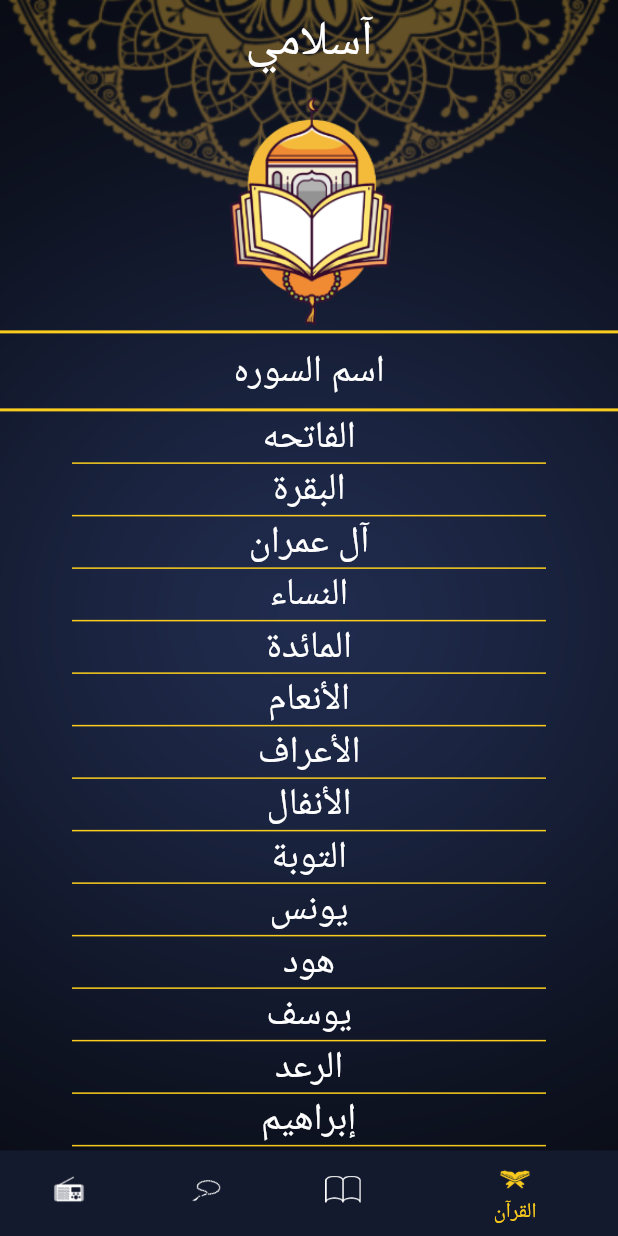
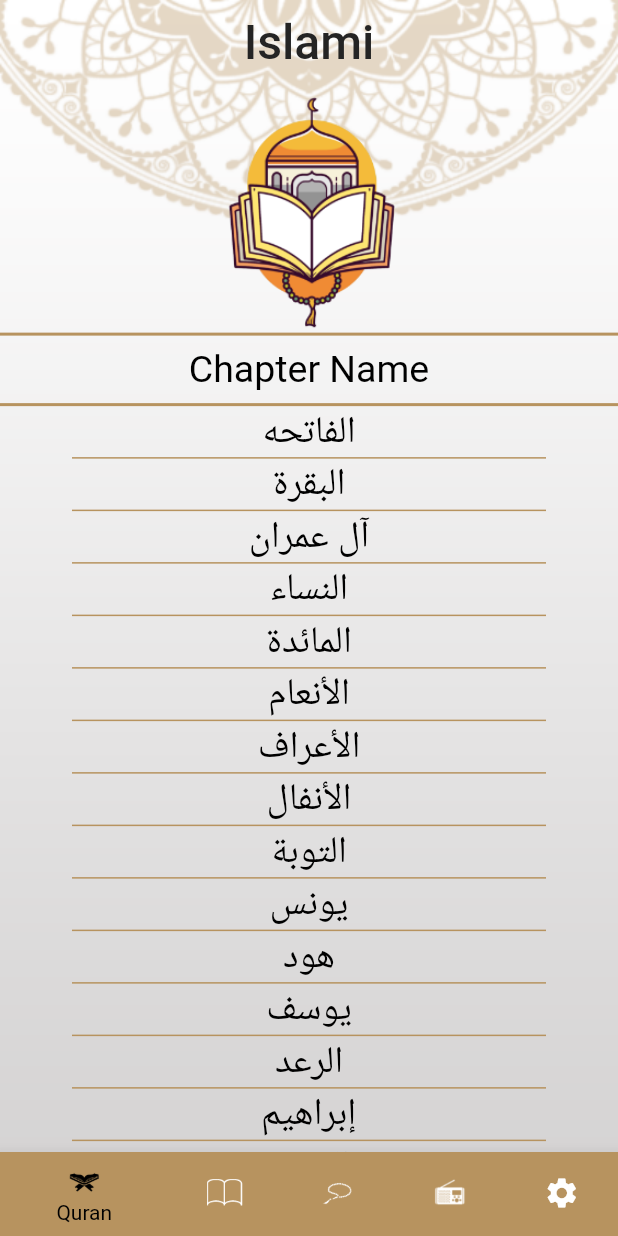
Before and after one commit to mohamednabiltraining/islami-c8-sat, a Flutter app: the screen it shows after launch, on a phone screen of 412 x 824 dp. Run offline on Flutter 3.47's test engine with Material 2 defaults, Android fonts, the phone set to English and light mode, and no system bars; generated files the repository leaves out were written again.

Commit message:
+ settings + provider for settings

```diff
--- a/lib/main.dart
+++ b/lib/main.dart
@@ -1,24 +1,32 @@
 import 'package:flutter/material.dart';
 import 'package:flutter_gen/gen_l10n/app_localizations.dart';
 import 'package:flutter_localizations/flutter_localizations.dart';
+import 'package:islami_c8_sat/providers/settings_provider.dart';
 import 'package:islami_c8_sat/ui/chapter_details/chapter_details_screen.dart';
 import 'package:islami_c8_sat/ui/hadeth_details/hadeth_details_screen.dart';
 import 'package:islami_c8_sat/ui/home/home.dart';
 import 'package:islami_c8_sat/ui/my_theme.dart';
 import 'package:islami_c8_sat/ui/splash/splash.dart';
+import 'package:provider/provider.dart';
 
 void main() {
-  runApp(MyApplication());
+  runApp(ChangeNotifierProvider(
+      create: (buildContext) {
+        return SettingsProvider();
+      },
+      child: MyApplication()));
 }
 
 class MyApplication extends StatelessWidget {
   @override
   Widget build(BuildContext context) {
+    var provider = Provider.of<SettingsProvider>(context);
+    // to get provider object
     return MaterialApp(
       debugShowCheckedModeBanner: false,
       theme: MyTheme.lightTheme,
       darkTheme: MyTheme.darkTheme,
-      themeMode: ThemeMode.dark,
+      themeMode: provider.theme,
       initialRoute: SplashScreen.routeName,
       routes: {
         SplashScreen.routeName: (buildContext) => SplashScreen(),
@@ -41,7 +49,7 @@ class MyApplication extends StatelessWidget {
           'ar',
         ),
       ],
-      locale: Locale('ar'),
+      locale: Locale(provider.lang),
     );
   }
 }
--- /dev/null
+++ b/lib/providers/settings_provider.dart
@@ -0,0 +1,26 @@
+import 'package:flutter/material.dart';
+
+class SettingsProvider extends ChangeNotifier {
+  String lang = 'en';
+  ThemeMode theme = ThemeMode.light;
+
+  void changeTheme(ThemeMode newTheme) {
+    theme = newTheme;
+    notifyListeners();
+  }
+
+  void changeLanguage(String newLang) {
+    lang = newLang;
+    notifyListeners();
+  }
+
+  bool isDarkEnabled() {
+    return theme == ThemeMode.dark;
+  }
+
+  String getMainBackGround() {
+    return isDarkEnabled()
+        ? 'assets/images/dark_background_image.png'
+        : 'assets/images/main_background.png';
+  }
+}
--- a/lib/ui/home/home.dart
+++ b/lib/ui/home/home.dart
@@ -1,10 +1,12 @@
 import 'package:flutter/material.dart';
 import 'package:flutter_gen/gen_l10n/app_localizations.dart';
+import 'package:islami_c8_sat/providers/settings_provider.dart';
 import 'package:islami_c8_sat/ui/home/hadeth/hadeth_tab.dart';
 import 'package:islami_c8_sat/ui/home/quran/quran_tab.dart';
 import 'package:islami_c8_sat/ui/home/radio/radio_tab.dart';
+import 'package:islami_c8_sat/ui/home/settings/settings_tab.dart';
 import 'package:islami_c8_sat/ui/home/tasbeh/tasbeh_tab.dart';
-import 'package:islami_c8_sat/ui/my_theme.dart';
+import 'package:provider/provider.dart';
 
 class HomeScreen extends StatefulWidget {
   static const String routeName = 'home';
@@ -18,13 +20,12 @@ class _HomeScreenState extends State<HomeScreen> {
 
   @override
   Widget build(BuildContext context) {
+    var provider = Provider.of<SettingsProvider>(context);
     return Container(
       decoration: BoxDecoration(
           image: DecorationImage(
               image: AssetImage(
-                MyTheme.isDarkEnabled
-                    ? 'assets/images/dark_background_image.png'
-                    : 'assets/images/main_background.png',
+                provider.getMainBackGround(),
               ),
               fit: BoxFit.fill)),
       child: Scaffold(
@@ -53,6 +54,10 @@ class _HomeScreenState extends State<HomeScreen> {
                 backgroundColor: Theme.of(context).primaryColor,
                 icon: const ImageIcon(AssetImage('assets/images/ic_radio.png')),
                 label: AppLocalizations.of(context)!.radio),
+            BottomNavigationBarItem(
+                backgroundColor: Theme.of(context).primaryColor,
+                icon: Icon(Icons.settings),
+                label: AppLocalizations.of(context)!.settings),
           ],
         ),
         appBar: AppBar(
@@ -63,5 +68,11 @@ class _HomeScreenState extends State<HomeScreen> {
     );
   }
 
-  List<Widget> tabs = [QuranTab(), HadethTab(), TasbehTab(), RadioTab()];
+  List<Widget> tabs = [
+    QuranTab(),
+    HadethTab(),
+    TasbehTab(),
+    RadioTab(),
+    SettingsTab()
+  ];
 }
--- a/lib/ui/my_theme.dart
+++ b/lib/ui/my_theme.dart
@@ -5,6 +5,12 @@ class MyTheme {
   static const Color lightPrimaryColor = Color(0xFFB7935F);
   static const Color darkPrimaryColor = Color(0xFF141A2E);
   static final ThemeData lightTheme = ThemeData(
+      bottomSheetTheme: const BottomSheetThemeData(
+          backgroundColor: Colors.white,
+          shape: RoundedRectangleBorder(
+              borderRadius: BorderRadius.only(
+                  topLeft: Radius.circular(18),
+                  topRight: Radius.circular(18)))),
       cardColor: Colors.white,
       textTheme: const TextTheme(
         headline5: TextStyle(fontSize: 25, color: Colors.black),
@@ -31,6 +37,12 @@ class MyTheme {
           backgroundColor: Colors.transparent,
           elevation: 0));
   static final ThemeData darkTheme = ThemeData(
+      bottomSheetTheme: const BottomSheetThemeData(
+          backgroundColor: darkPrimaryColor,
+          shape: RoundedRectangleBorder(
+              borderRadius: BorderRadius.only(
+                  topLeft: Radius.circular(18),
+                  topRight: Radius.circular(18)))),
       cardColor: darkPrimaryColor,
       textTheme: const TextTheme(
         headline5: TextStyle(fontSize: 25, color: Colors.white),
@@ -54,5 +66,4 @@ class MyTheme {
               color: Colors.white, fontSize: 32, fontWeight: FontWeight.w500),
           backgroundColor: Colors.transparent,
           elevation: 0));
-  static bool isDarkEnabled = true;
 }
--- a/lib/ui/splash/splash.dart
+++ b/lib/ui/splash/splash.dart
@@ -1,19 +1,21 @@
 import 'package:flutter/material.dart';
+import 'package:islami_c8_sat/providers/settings_provider.dart';
 import 'package:islami_c8_sat/ui/home/home.dart';
-import 'package:islami_c8_sat/ui/my_theme.dart';
+import 'package:provider/provider.dart';
 
 class SplashScreen extends StatelessWidget {
   static const String routeName = 'splash';
 
   @override
   Widget build(BuildContext context) {
+    var provider = Provider.of<SettingsProvider>(context);
     Future.delayed(Duration(seconds: 2), () {
       Navigator.pushReplacementNamed(context, HomeScreen.routeName);
     });
     return Scaffold(
       body: Container(
         child: Image.asset(
-          MyTheme.isDarkEnabled
+          provider.isDarkEnabled()
               ? 'assets/images/splash_dark_image.png'
               : 'assets/images/splash_background.png',
           fit: BoxFit.fill,
--- a/pubspec.yaml
+++ b/pubspec.yaml
@@ -36,6 +36,7 @@ dependencies:
     sdk: flutter
 
   intl: any
+  provider: ^6.0.5
 
   # The following adds the Cupertino Icons font to your application.
   # Use with the CupertinoIcons class for iOS style icons.
```
Also changed, not shown: lib/l10n/app_ar.arb (+6 -1 lines), lib/l10n/app_en.arb (+6 -1 lines), lib/ui/chapter_details/chapter_details_screen.dart (+4 -6 lines), lib/ui/hadeth_details/hadeth_details_screen.dart (+4 -4 lines), lib/ui/home/settings/language_bottom_sheet.dart (added, +63 -0 lines), lib/ui/home/settings/settings_tab.dart (added, +86 -0 lines), lib/ui/home/settings/theme_bottom_sheet.dart (added, +68 -0 lines), pubspec.lock.
